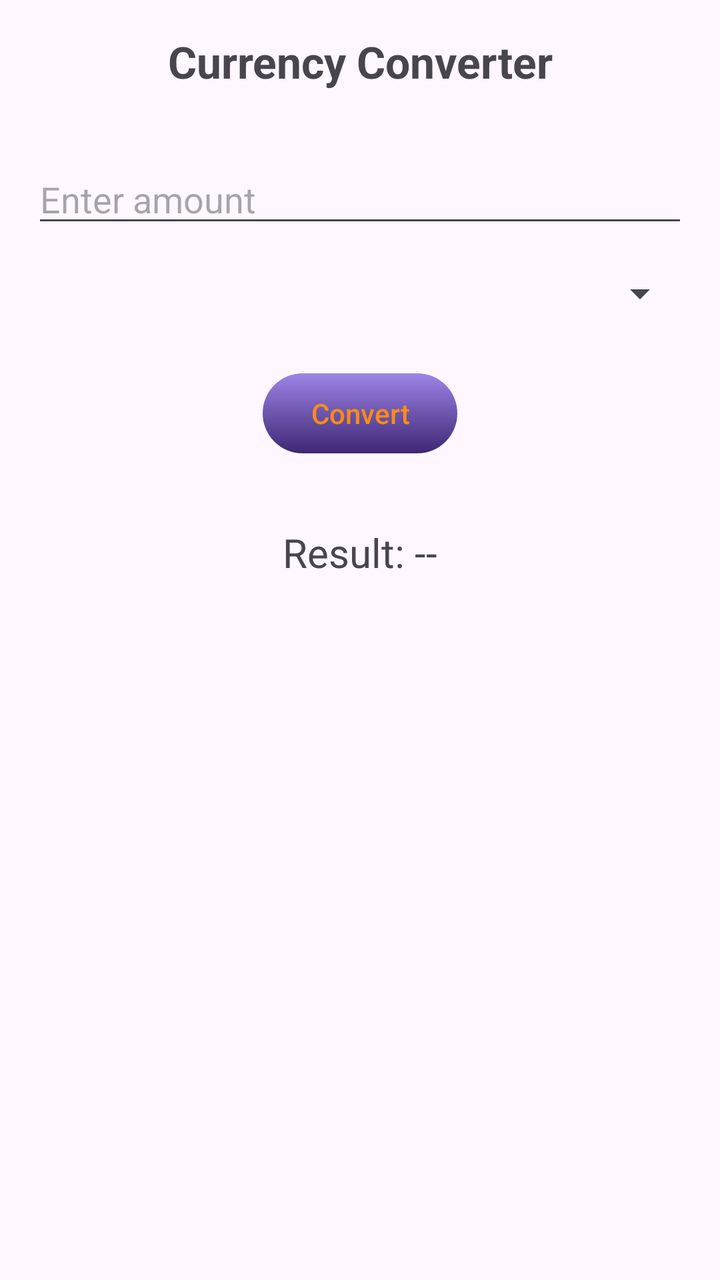
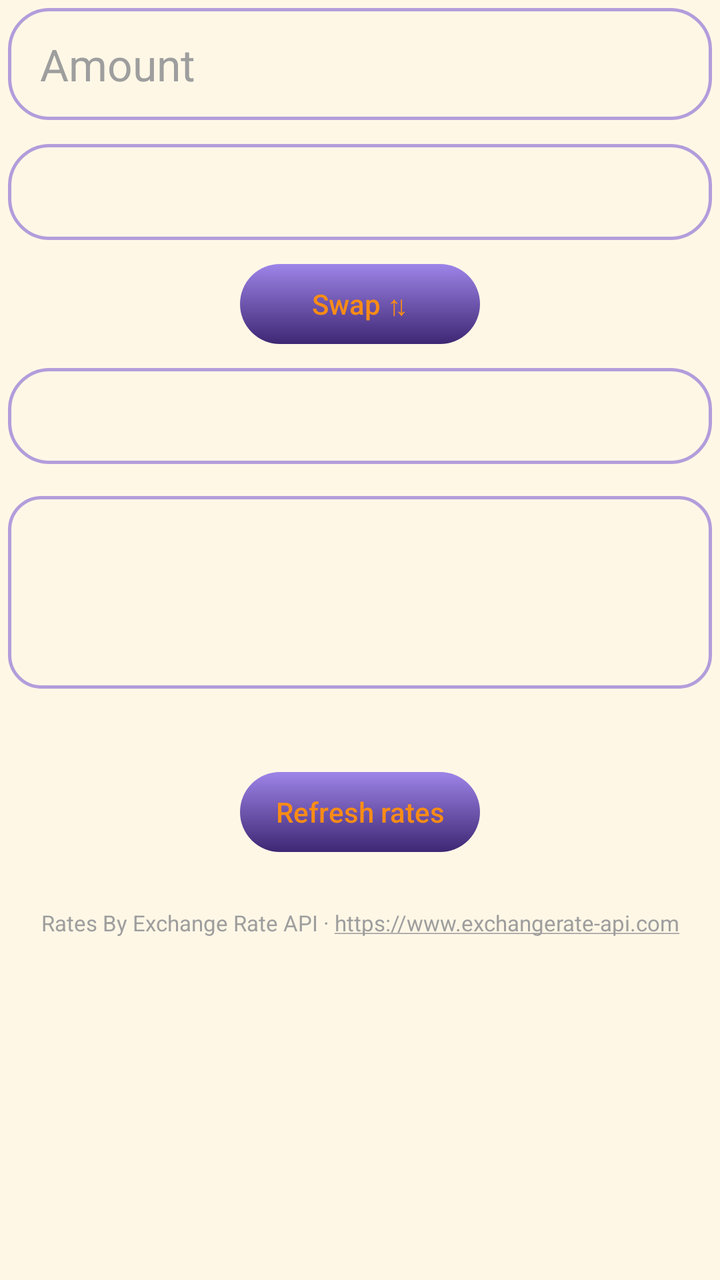

The first picture is an Android layout as it rendered before a commit; the second is the same layout after the commit. The layout source and the unified diff follow.
<!-- AndroidManifest.xml: application theme Theme.MyAssistant -->
<!-- res/layout/fragment_currency.xml -->
<?xml version="1.0" encoding="utf-8"?>
<androidx.constraintlayout.widget.ConstraintLayout xmlns:android="http://schemas.android.com/apk/res/android"
    xmlns:app="http://schemas.android.com/apk/res-auto"
    android:layout_width="match_parent"
    android:layout_height="match_parent"
    android:padding="16dp">

    <TextView
        android:id="@+id/currencyTitle"
        android:layout_width="wrap_content"
        android:layout_height="wrap_content"
        android:text="Currency Converter"
        android:textSize="22sp"
        android:textStyle="bold"
        app:layout_constraintEnd_toEndOf="parent"
        app:layout_constraintStart_toStartOf="parent"
        app:layout_constraintTop_toTopOf="parent" />

    <EditText
        android:id="@+id/amountInput"
        android:layout_width="0dp"
        android:layout_height="wrap_content"
        android:layout_marginTop="32dp"
        android:hint="Enter amount"
        android:inputType="numberDecimal"
        app:layout_constraintEnd_toEndOf="parent"
        app:layout_constraintStart_toStartOf="parent"
        app:layout_constraintTop_toBottomOf="@+id/currencyTitle" />

    <Spinner
        android:id="@+id/currencySpinner"
        android:layout_width="0dp"
        android:layout_height="wrap_content"
        android:layout_marginTop="16dp"
        app:layout_constraintEnd_toEndOf="parent"
        app:layout_constraintStart_toStartOf="parent"
        app:layout_constraintTop_toBottomOf="@+id/amountInput" />

    <androidx.appcompat.widget.AppCompatButton
        android:id="@+id/convertButton"
        android:layout_width="wrap_content"
        android:layout_height="wrap_content"
        android:layout_marginTop="24dp"
        android:background="@drawable/button_selector"
        android:paddingStart="24dp"
        android:paddingEnd="24dp"
        android:stateListAnimator="@null"
        android:text="Convert"
        android:textAllCaps="false"
        android:textColor="@color/text_color_btn"
        app:layout_constraintEnd_toEndOf="parent"
        app:layout_constraintStart_toStartOf="parent"
        app:layout_constraintTop_toBottomOf="@+id/currencySpinner" />

    <TextView
        android:id="@+id/resultTextView"
        android:layout_width="wrap_content"
        android:layout_height="wrap_content"
        android:layout_marginTop="32dp"
        android:text="Result: --"
        android:textSize="20sp"
        app:layout_constraintEnd_toEndOf="parent"
        app:layout_constraintStart_toStartOf="parent"
        app:layout_constraintTop_toBottomOf="@+id/convertButton" />

</androidx.constraintlayout.widget.ConstraintLayout>
<!-- resources referenced by this layout -->
<resources>
  <color name="text_color_btn">#FA8C16</color>
  <!-- drawable button_selector (drawable) -->
  <?xml version="1.0" encoding="utf-8"?>
  <selector xmlns:android="http://schemas.android.com/apk/res/android">
  
      <item android:state_pressed="true">
          <inset
              android:insetTop="4dp"
              android:insetBottom="4dp">
              <shape android:shape="rectangle">
                  <gradient
                      android:type="linear"
                      android:angle="55"
                      android:startColor="@color/button_end"
                      android:endColor="@color/button_pressed_end"/>
                  <corners android:radius="20dp" />
              </shape>
          </inset>
      </item>
  
      <item>
          <inset
              android:insetTop="4dp"
              android:insetBottom="4dp">
              <shape android:shape="rectangle">
                  <gradient
                      android:type="linear"
                      android:angle="125"
                      android:startColor="@color/button_start"
                      android:endColor="@color/button_end" />
                  <corners android:radius="20dp" />
              </shape>
          </inset>
      </item>
  
  </selector>
  <style name="Theme.MyAssistant" parent="Base.Theme.MyAssistant" />
  <color name="button_end">#3E2773</color>
  <color name="button_pressed_end">#6E5CA2</color>
  <color name="button_start">#9D84E8</color>
  <style name="MyAssistantMaterialSwitch" parent="Widget.Material3.CompoundButton.MaterialSwitch">
          <item name="thumbTint">@color/colorPrimary</item>
          <item name="trackTint">@color/switch_track</item>
      </style>
  <color name="md_primary">#6750A4</color>
  <color name="md_on_primary">#FFFFFF</color>
  <color name="md_background">#FEF7FF</color>
  <color name="md_surface">#FEF7FF</color>
  <color name="md_surface_container_lowest">#FFFFFF</color>
  <color name="md_surface_container_low">#F7F2FA</color>
  <color name="md_surface_container">#F3EDF7</color>
  <color name="md_surface_container_high">#ECE6F0</color>
  <color name="md_surface_container_highest">#E6E0E9</color>
  <color name="md_on_surface">#1D1B20</color>
  <color name="md_surface_variant">#E7E0EC</color>
  <color name="md_on_surface_variant">#49454F</color>
  <color name="md_outline">#79747E</color>
  <color name="colorPrimary">#3E2773</color>
  <color name="switch_track">#D1C4E9</color>
  <!-- unchanged entries left out for length: 1 -->
</resources>

<!-- the commit's change to res/layout/fragment_currency.xml (unified diff, before → after) -->
@@ -1,66 +1,130 @@
 <?xml version="1.0" encoding="utf-8"?>
-<androidx.constraintlayout.widget.ConstraintLayout xmlns:android="http://schemas.android.com/apk/res/android"
-    xmlns:app="http://schemas.android.com/apk/res-auto"
+<androidx.core.widget.NestedScrollView xmlns:android="http://schemas.android.com/apk/res/android"
     android:layout_width="match_parent"
     android:layout_height="match_parent"
-    android:padding="16dp">
+    android:background="@color/background"
+    android:fillViewport="true">
 
-    <TextView
-        android:id="@+id/currencyTitle"
-        android:layout_width="wrap_content"
+    <LinearLayout
+        android:layout_width="match_parent"
         android:layout_height="wrap_content"
-        android:text="Currency Converter"
-        android:textSize="22sp"
-        android:textStyle="bold"
-        app:layout_constraintEnd_toEndOf="parent"
-        app:layout_constraintStart_toStartOf="parent"
-        app:layout_constraintTop_toTopOf="parent" />
+        android:orientation="vertical"
+        android:padding="4dp">
 
-    <EditText
-        android:id="@+id/amountInput"
-        android:layout_width="0dp"
-        android:layout_height="wrap_content"
-        android:layout_marginTop="32dp"
-        android:hint="Enter amount"
-        android:inputType="numberDecimal"
-        app:layout_constraintEnd_toEndOf="parent"
-        app:layout_constraintStart_toStartOf="parent"
-        app:layout_constraintTop_toBottomOf="@+id/currencyTitle" />
+        <EditText
+            android:id="@+id/amountInput"
+            android:layout_width="match_parent"
+            android:layout_height="56dp"
+            android:background="@drawable/bg_spinner"
+            android:hint="@string/currency_amount_hint"
+            android:importantForAutofill="no"
+            android:inputType="numberDecimal"
+            android:maxLines="1"
+            android:paddingStart="16dp"
+            android:paddingEnd="16dp"
+            android:textColor="@color/text_color"
+            android:textColorHint="@color/text_muted"
+            android:textSize="22sp" />
 
-    <Spinner
-        android:id="@+id/currencySpinner"
-        android:layout_width="0dp"
-        android:layout_height="wrap_content"
-        android:layout_marginTop="16dp"
-        app:layout_constraintEnd_toEndOf="parent"
-        app:layout_constraintStart_toStartOf="parent"
-        app:layout_constraintTop_toBottomOf="@+id/amountInput" />
+        <FrameLayout
+            android:layout_width="match_parent"
+            android:layout_height="48dp"
+            android:layout_marginTop="12dp"
+            android:background="@drawable/bg_spinner">
 
-    <androidx.appcompat.widget.AppCompatButton
-        android:id="@+id/convertButton"
-        android:layout_width="wrap_content"
-        android:layout_height="wrap_content"
-        android:layout_marginTop="24dp"
-        android:background="@drawable/button_selector"
-        android:paddingStart="24dp"
-        android:paddingEnd="24dp"
-        android:stateListAnimator="@null"
-        android:text="Convert"
-        android:textAllCaps="false"
-        android:textColor="@color/text_color_btn"
-        app:layout_constraintEnd_toEndOf="parent"
-        app:layout_constraintStart_toStartOf="parent"
-        app:layout_constraintTop_toBottomOf="@+id/currencySpinner" />
+            <Spinner
+                android:id="@+id/fromSpinner"
+                android:layout_width="match_parent"
+                android:layout_height="match_parent"
+                android:background="@android:color/transparent"
+                android:popupBackground="@drawable/bg_spinner_dropdown"
+                android:paddingStart="14dp"
+                android:paddingEnd="28dp" />
+        </FrameLayout>
 
-    <TextView
-        android:id="@+id/resultTextView"
-        android:layout_width="wrap_content"
-        android:layout_height="wrap_content"
-        android:layout_marginTop="32dp"
-        android:text="Result: --"
-        android:textSize="20sp"
-        app:layout_constraintEnd_toEndOf="parent"
-        app:layout_constraintStart_toStartOf="parent"
-        app:layout_constraintTop_toBottomOf="@+id/convertButton" />
+        <androidx.appcompat.widget.AppCompatButton
+            android:id="@+id/swapButton"
+            style="@style/Widget.MyAssistant.ScanButton"
+            android:layout_width="wrap_content"
+            android:layout_height="wrap_content"
+            android:layout_gravity="center_horizontal"
+            android:layout_marginTop="8dp"
+            android:layout_marginBottom="8dp"
+            android:minWidth="120dp"
+            android:text="@string/currency_swap" />
 
-</androidx.constraintlayout.widget.ConstraintLayout>
+        <FrameLayout
+            android:layout_width="match_parent"
+            android:layout_height="48dp"
+            android:background="@drawable/bg_spinner">
+
+            <Spinner
+                android:id="@+id/toSpinner"
+                android:layout_width="match_parent"
+                android:layout_height="match_parent"
+                android:background="@android:color/transparent"
+                android:popupBackground="@drawable/bg_spinner_dropdown"
+                android:paddingStart="14dp"
+                android:paddingEnd="28dp" />
+        </FrameLayout>
+
+        <LinearLayout
+            android:id="@+id/resultPanel"
+            android:layout_width="match_parent"
+            android:layout_height="wrap_content"
+            android:layout_marginTop="16dp"
+            android:background="@drawable/bg_spinner_dropdown"
+            android:gravity="center_horizontal"
+            android:orientation="vertical"
+            android:padding="16dp">
+
+            <TextView
+                android:id="@+id/resultText"
+                android:layout_width="match_parent"
+                android:layout_height="wrap_content"
+                android:gravity="center"
+                android:textColor="@color/text_color"
+                android:textSize="28sp"
+                android:textStyle="bold" />
+
+            <TextView
+                android:id="@+id/rateText"
+                android:layout_width="match_parent"
+                android:layout_height="wrap_content"
+                android:layout_marginTop="8dp"
+                android:gravity="center"
+                android:textColor="@color/text_secondary"
+                android:textSize="14sp" />
+        </LinearLayout>
+
+        <TextView
+            android:id="@+id/statusText"
+            android:layout_width="match_parent"
+            android:layout_height="wrap_content"
+            android:layout_marginTop="12dp"
+            android:gravity="center"
+            android:textColor="@color/text_secondary"
+            android:textSize="13sp" />
+
+        <androidx.appcompat.widget.AppCompatButton
+            android:id="@+id/refreshButton"
+            style="@style/Widget.MyAssistant.ScanButton"
+            android:layout_width="wrap_content"
+            android:layout_height="wrap_content"
+            android:layout_gravity="center_horizontal"
+            android:layout_marginTop="8dp"
+            android:minWidth="120dp"
+            android:text="@string/currency_refresh" />
+
+        <TextView
+            android:layout_width="match_parent"
+            android:layout_height="wrap_content"
+            android:layout_marginTop="24dp"
+            android:autoLink="web"
+            android:gravity="center"
+            android:text="@string/currency_attribution"
+            android:textColor="@color/text_muted"
+            android:textColorLink="@color/text_muted"
+            android:textSize="11sp" />
+    </LinearLayout>
+</androidx.core.widget.NestedScrollView>
<!-- resource entries referenced after the edit -->
@@ -1,5 +1,45 @@
 <!-- resources referenced by this layout -->
 <resources>
+  <color name="background">#FFF7E6</color>
+  <color name="text_color">#3E2773</color>
+  <color name="text_muted">#9E9E9E</color>
+  <color name="text_secondary">#757575</color>
+  <!-- drawable bg_spinner (drawable) -->
+  <?xml version="1.0" encoding="utf-8"?>
+  <shape xmlns:android="http://schemas.android.com/apk/res/android"
+      android:shape="rectangle">
+  
+      <solid android:color="@android:color/transparent" />
+  
+      <stroke
+          android:width="1.5dp"
+          android:color="@color/outline" />
+  
+      <corners android:radius="20dp" />
+  </shape>
+  <!-- drawable bg_spinner_dropdown (drawable) -->
+  <?xml version="1.0" encoding="utf-8"?>
+  <shape xmlns:android="http://schemas.android.com/apk/res/android"
+      android:shape="rectangle">
+  
+      <solid android:color="@color/background" />
+  
+      <stroke
+          android:width="1.5dp"
+          android:color="@color/outline" />
+  
+      <corners android:radius="16dp" />
+  </shape>
+  <string name="currency_amount_hint">Amount</string>
+  <string name="currency_attribution">Rates By Exchange Rate API · https://www.exchangerate-api.com</string>
+  <string name="currency_refresh">Refresh rates</string>
+  <string name="currency_swap">Swap ⇅</string>
+  <style name="Widget.MyAssistant.ScanButton" parent="Widget.AppCompat.Button">
+          <item name="android:background">@drawable/button_selector</item>
+          <item name="android:textColor">@color/text_color_btn</item>
+          <item name="android:textAllCaps">false</item>
+          <item name="android:stateListAnimator">@null</item>
+      </style>
   <color name="text_color_btn">#FA8C16</color>
   <!-- drawable button_selector (drawable) -->
   <?xml version="1.0" encoding="utf-8"?>
@@ -37,6 +77,7 @@
   
   </selector>
   <style name="Theme.MyAssistant" parent="Base.Theme.MyAssistant" />
+  <color name="outline">#B39DDB</color>
   <color name="button_end">#3E2773</color>
   <color name="button_pressed_end">#6E5CA2</color>
   <color name="button_start">#9D84E8</color>
